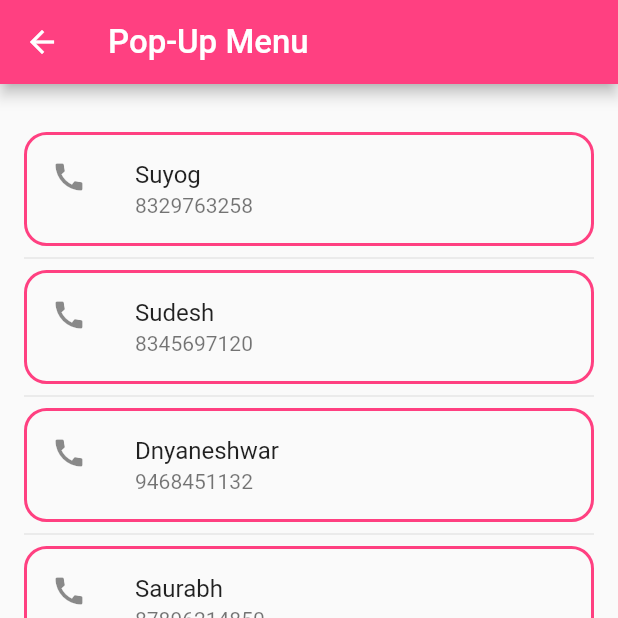
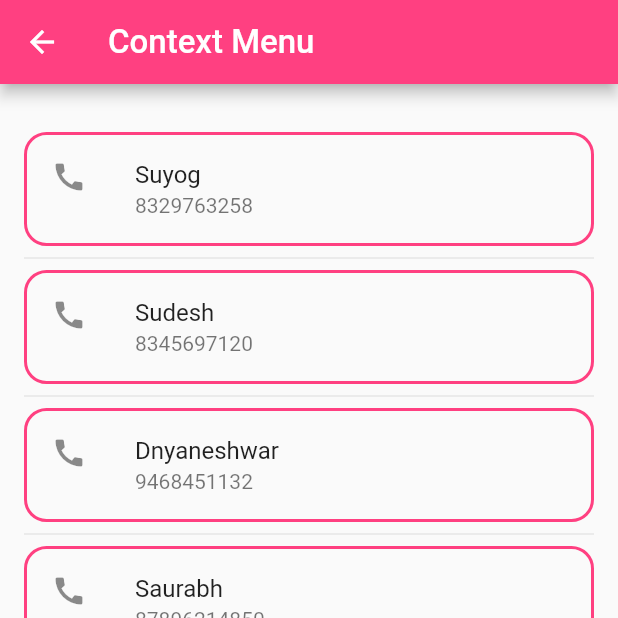
Before and after one commit to suyog73/assignment_8, a Flutter app: the ContextScreen screen opened directly, on a phone screen of 412 x 824 dp, the top half of it. Run offline on Flutter 3.47's test engine with Material 2 defaults, Android fonts, the phone set to English and light mode, and no system bars; our stand-ins replace fluttertoast.

```diff
--- a/lib/screens/context_screen.dart
+++ b/lib/screens/context_screen.dart
@@ -16,7 +16,7 @@ class ContextScreen extends StatelessWidget {
       appBar: AppBar(
         backgroundColor: kPinkColor,
         title: const Text(
-          "Pop-Up Menu",
+          "Context Menu",
           style: TextStyle(fontSize: 22),
         ),
       ),
```
